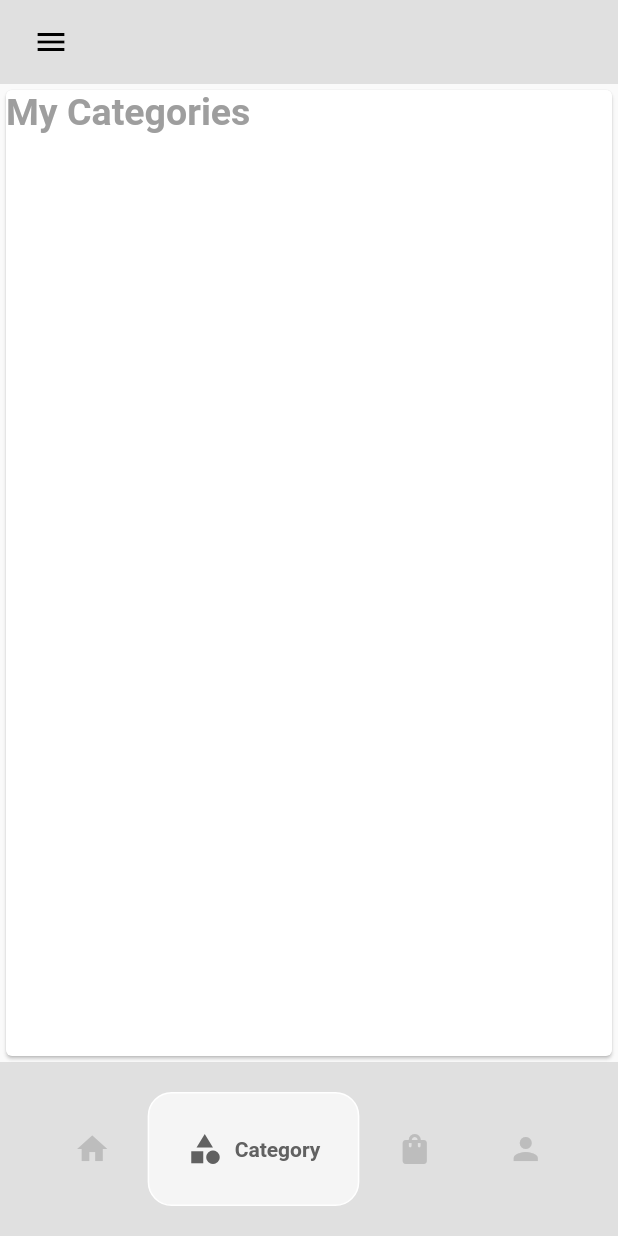
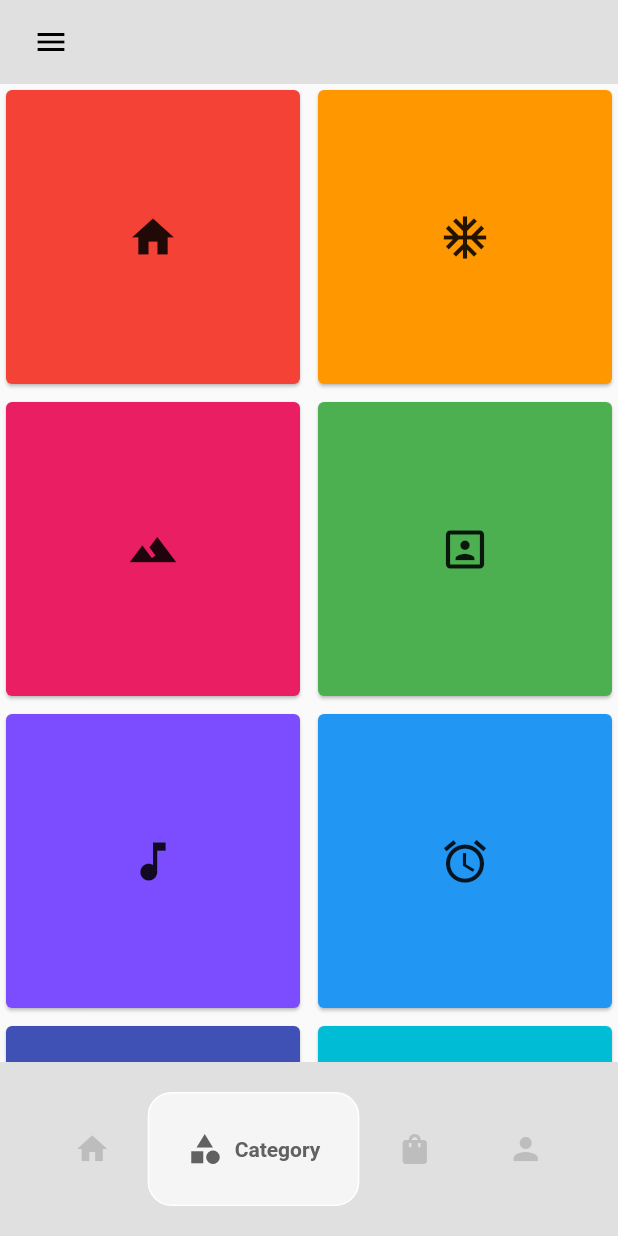
Before and after one commit to Bhushan-Gaikar/E_commerce_App, a Flutter app: the HomePage screen opened by its route, item 2 of the bottom bar chosen, on a phone screen of 412 x 824 dp. Run offline on Flutter 3.47's test engine with Material 2 defaults, Android fonts, the phone set to English and light mode, and no system bars; drawn by our look-alikes of google_nav_bar.

Commit message:
second commit

```diff
--- /dev/null
+++ b/lib/models/backgroundtile.dart
@@ -0,0 +1,14 @@
+import 'package:flutter/material.dart';
+class BackGroundTile extends StatelessWidget {
+  final backgroundColor;
+  final icondata;
+  const BackGroundTile({super.key,required this.backgroundColor,required this.icondata});
+
+  @override
+  Widget build(BuildContext context) {
+    return Card(
+      color: backgroundColor,
+      child: Icon(icondata,size: 34,),
+    );
+  }
+}
--- a/lib/pages/category_page.dart
+++ b/lib/pages/category_page.dart
@@ -1,22 +1,46 @@
 import 'package:flutter/material.dart';
+import 'package:flutter_staggered_grid_view/flutter_staggered_grid_view.dart';
+import '../models/backgroundtile.dart';
 
 class CategoryPage extends StatelessWidget {
-  const CategoryPage({super.key});
+  CategoryPage({super.key});
+
+  List<StaggeredTile> _cardTile = <StaggeredTile> [
+    StaggeredTile.count(2, 2),
+    StaggeredTile.count(2, 2),
+    StaggeredTile.count(2, 2),
+    StaggeredTile.count(2, 2),
+    StaggeredTile.count(2, 2),
+    StaggeredTile.count(2, 2),
+    StaggeredTile.count(2, 2),
+    StaggeredTile.count(2, 2),
+    StaggeredTile.count(2, 2),
+    StaggeredTile.count(2, 2),
+  ];
+
+  List<Widget>_listTile = <Widget> [
+    BackGroundTile(backgroundColor: Colors.red, icondata: Icons.home),
+    BackGroundTile(backgroundColor: Colors.orange, icondata: Icons.ac_unit),
+    BackGroundTile(backgroundColor: Colors.pink, icondata: Icons.landscape),
+    BackGroundTile(backgroundColor: Colors.green, icondata: Icons.portrait),
+    BackGroundTile(backgroundColor: Colors.deepPurpleAccent, icondata: Icons.music_note),
+    BackGroundTile(backgroundColor: Colors.blue, icondata: Icons.access_alarms),
+    BackGroundTile(backgroundColor: Colors.indigo, icondata: Icons.satellite_outlined),
+    BackGroundTile(backgroundColor: Colors.cyan, icondata: Icons.search_sharp),
+    BackGroundTile(backgroundColor: Colors.yellowAccent, icondata: Icons.adjust_rounded),
+    BackGroundTile(backgroundColor: Colors.deepOrange, icondata: Icons.attach_money),
+  ];
 
   @override
   Widget build(BuildContext context) {
     return Scaffold(
-      body: Card(
-        child: Column(
-          children: [
-            Row(
-              children:const [
-                Text('My Categories',style: TextStyle(fontSize: 25,fontWeight: FontWeight.bold,color: Colors.grey),)
-              ],
-            ),
-          ],
-        ),
-      ),
+      body: StaggeredGridView.count(
+          crossAxisCount: 4,
+        staggeredTiles: _cardTile,
+        mainAxisSpacing: 4.0,
+        crossAxisSpacing: 4.0,
+        children: _listTile,
+      )
     );
   }
 }
--- a/lib/pages/home_page.dart
+++ b/lib/pages/home_page.dart
@@ -24,7 +24,7 @@ class _HomePageState extends State<HomePage> {
 
   final List<Widget> _pages = [
     const ShopPage(),
-    const CategoryPage(),
+    CategoryPage(),
     const CartPage(),
     const ProfilePage(),
   ];
--- a/pubspec.yaml
+++ b/pubspec.yaml
@@ -37,6 +37,7 @@ dependencies:
   cupertino_icons: ^1.0.2
   google_nav_bar: ^5.0.6
   provider:
+  flutter_staggered_grid_view: ^0.4.0
 
 dev_dependencies:
   flutter_test:
```
Also changed, not shown: pubspec.lock.
